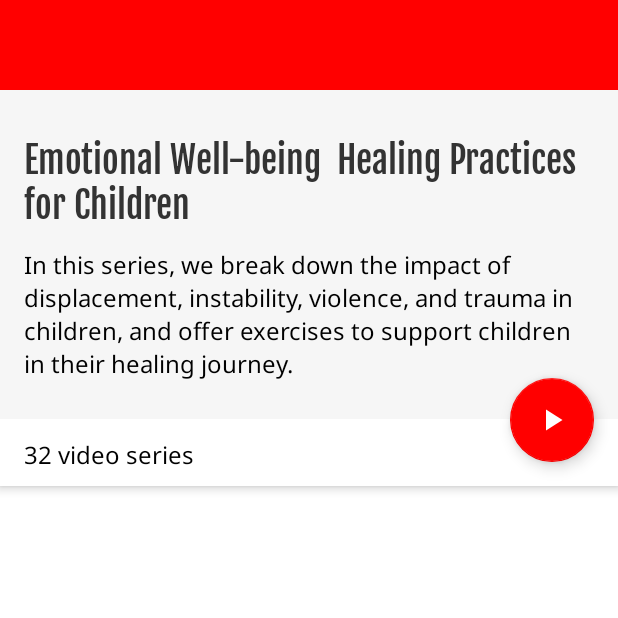
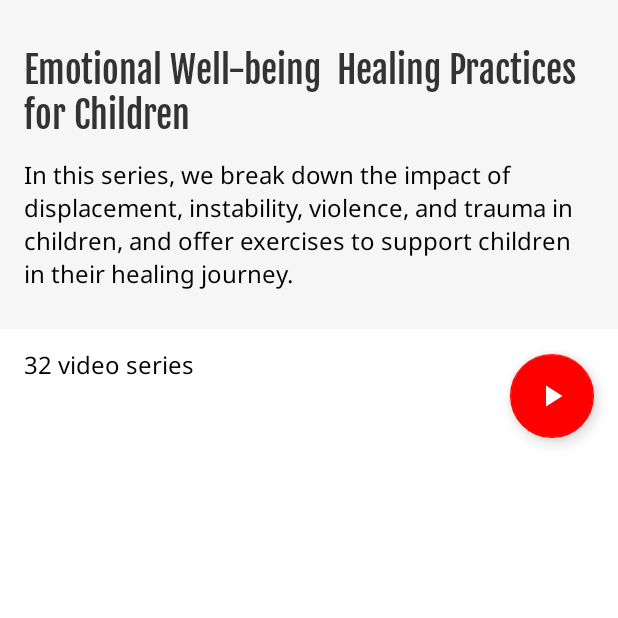
Before and after one commit to KurmanbekBegaliev/YouTube, an Android app: the DetailFragment screen opened through its navigation route, on a phone screen of 412 x 824 dp, the top half of it. Run offline under Robolectric (Android 15) with nearby library versions, the phone set to English and light mode, and no system bars; 4 statements that could not run were skipped.

Commit message:
Desctop commit #2

```diff
--- a/app/src/main/java/com/example/youtube/ui/detail/DetailFragment.kt
+++ b/app/src/main/java/com/example/youtube/ui/detail/DetailFragment.kt
@@ -4,10 +4,17 @@ import android.util.Log
 import android.view.LayoutInflater
 import android.view.ViewGroup
 import androidx.lifecycle.ViewModelProvider
+import androidx.recyclerview.widget.LinearLayoutManager
+import androidx.recyclerview.widget.RecyclerView
+import com.example.youtube.R
 import com.example.youtube.base.BaseFragment
 import com.example.youtube.databinding.FragmentDetailBinding
+import com.example.youtube.model.custom.PlaylistItem
 
 class DetailFragment : BaseFragment<FragmentDetailBinding, DetailViewModel>() {
+
+    private lateinit var detailsAdapter: DetailsAdapter
+
     override val viewModel: DetailViewModel by lazy {
         ViewModelProvider(this)[DetailViewModel::class.java]
     }
@@ -20,7 +27,20 @@ class DetailFragment : BaseFragment<FragmentDetailBinding, DetailViewModel>() {
     }
 
     override fun initViews() {
+        val item = arguments?.getSerializable("item") as PlaylistItem
+        binding.apply {
+            tvPlaylistItemTitle.text = item.title.toString()
+            tvPlaylistItemDescription.text = item.des.toString()
+            tvPlaylistItemVideoCount.text = requireContext().getString(R.string.video_count, item.vCount.toString())
+        }
 
+
+
+        detailsAdapter = DetailsAdapter()
+        binding.rvDetails.apply {
+            this.adapter = detailsAdapter
+            this.layoutManager = LinearLayoutManager(requireContext(), RecyclerView.VERTICAL, false)
+        }
     }
 
     override fun initListeners() {
@@ -30,7 +50,8 @@ class DetailFragment : BaseFragment<FragmentDetailBinding, DetailViewModel>() {
         val id = arguments?.getString("id")
         if (id != null) {
             viewModel.getPlaylistItems(id).observe(viewLifecycleOwner) {
-                Log.e("TAG", "initObservers: $it", )
+                detailsAdapter.addData(it.items ?: emptyList())
+                Log.e("TAG", "initObservers: $it")
             }
         }
     }
--- a/app/src/main/java/com/example/youtube/ui/playlist/PlaylistFragment.kt
+++ b/app/src/main/java/com/example/youtube/ui/playlist/PlaylistFragment.kt
@@ -14,6 +14,8 @@ import com.example.youtube.R
 import com.example.youtube.base.BaseFragment
 import com.example.youtube.base.BaseViewModel
 import com.example.youtube.databinding.FragmentPlaylistBinding
+import com.example.youtube.model.Item
+import com.example.youtube.model.custom.PlaylistItem
 
 class PlaylistFragment : BaseFragment<FragmentPlaylistBinding, PlaylistViewModel>() {
     override val viewModel: PlaylistViewModel by lazy {
@@ -47,8 +49,8 @@ class PlaylistFragment : BaseFragment<FragmentPlaylistBinding, PlaylistViewModel
         }
     }
 
-    private fun onItemClick(id: String) {
-        findNavController().navigate(R.id.detailFragment, bundleOf("id" to id))
+    private fun onItemClick(id: String, item: PlaylistItem) {
+        findNavController().navigate(R.id.detailFragment, bundleOf("id" to id, "item" to item))
     }
 
 }
--- a/app/src/main/res/layout/fragment_detail.xml
+++ b/app/src/main/res/layout/fragment_detail.xml
@@ -7,24 +7,24 @@
     tools:context=".ui.detail.DetailFragment">
 
     <com.google.android.material.appbar.AppBarLayout
+        android:id="@+id/main.appbar"
         android:layout_width="match_parent"
-        android:layout_height="wrap_content">
-
-        <Toolbar
-            android:layout_width="match_parent"
-            android:layout_height="60dp"/>
+        android:layout_height="wrap_content"
+        android:fitsSystemWindows="true">
 
         <com.google.android.material.appbar.CollapsingToolbarLayout
             android:layout_width="match_parent"
             android:layout_height="wrap_content"
             android:background="@color/white"
-            app:layout_scrollFlags="scroll">
+            android:fitsSystemWindows="true"
+            app:contentScrim="?attr/colorPrimary"
+            app:scrimVisibleHeightTrigger="?attr/actionBarSize"
+            app:layout_scrollFlags="scroll|snap|exitUntilCollapsed">
 
             <androidx.constraintlayout.widget.ConstraintLayout
                 android:layout_width="match_parent"
                 android:layout_height="match_parent"
-                android:orientation="vertical"
-                >
+                app:layout_collapseMode="parallax">
 
 
                 <TextView
@@ -44,15 +44,16 @@
                     android:id="@+id/tv_playlist_item_description"
                     android:layout_width="match_parent"
                     android:layout_height="wrap_content"
+                    android:background="@color/dark_white"
+                    android:fontFamily="@font/noto_sans_regular"
+                    android:paddingHorizontal="@dimen/page_margin"
                     android:paddingTop="8dp"
-                    android:paddingHorizontal="@dimen/page_margin"
                     android:paddingBottom="24dp"
+                    android:text="In this series, we break down the impact of displacement, instability, violence, and trauma in children, and offer exercises to support children in their healing journey. "
+                    android:textColor="@color/black"
                     android:textSize="@dimen/medium_text_size"
-                    android:text="In this series, we break down the impact of displacement, instability, violence, and trauma in children, and offer exercises to support children in their healing journey. "
-                    android:fontFamily="@font/noto_sans_regular"
-                    android:textColor="@color/black"
-                    android:background="@color/dark_white"
-                    app:layout_constraintTop_toBottomOf="@+id/tv_playlist_item_title"/>
+                    app:layout_constraintTop_toBottomOf="@+id/tv_playlist_item_title"
+                    tools:layout_editor_absoluteX="0dp" />
 
                 <TextView
                     android:id="@+id/tv_playlist_item_video_count"
@@ -69,16 +70,6 @@
                     app:layout_constraintBottom_toBottomOf="parent"
                     />
 
-                <com.google.android.material.floatingactionbutton.FloatingActionButton
-                    android:layout_width="wrap_content"
-                    android:layout_height="wrap_content"
-                    android:src="@drawable/baseline_play_arrow_24"
-                    android:layout_margin="@dimen/page_margin"
-                    app:layout_constraintBottom_toBottomOf="parent"
-                    app:layout_constraintEnd_toEndOf="parent"/>
-
-
-
             </androidx.constraintlayout.widget.ConstraintLayout>
 
         </com.google.android.material.appbar.CollapsingToolbarLayout>
@@ -91,6 +82,7 @@
         app:layout_behavior="@string/appbar_scrolling_view_behavior">
 
         <androidx.recyclerview.widget.RecyclerView
+            android:id="@+id/rv_details"
             android:layout_width="match_parent"
             android:layout_height="match_parent"
             app:layoutManager="androidx.recyclerview.widget.LinearLayoutManager"
@@ -98,4 +90,14 @@
 
     </androidx.core.widget.NestedScrollView>
 
+    <com.google.android.material.floatingactionbutton.FloatingActionButton
+        android:id="@+id/fab_play"
+        android:layout_width="wrap_content"
+        android:layout_height="wrap_content"
+        android:src="@drawable/baseline_play_arrow_24"
+        android:layout_margin="@dimen/page_margin"
+        android:contentDescription="TODO"
+        app:layout_anchor="@id/main.appbar"
+        app:layout_anchorGravity="bottom|right"/>
+
 </androidx.coordinatorlayout.widget.CoordinatorLayout>
```
Also changed, not shown: app/src/main/java/com/example/youtube/model/custom/PlaylistItem.kt (added, +7 -0 lines), app/src/main/java/com/example/youtube/ui/detail/DetailsAdapter.kt (added, +45 -0 lines), app/src/main/java/com/example/youtube/ui/playlist/PlaylistAdapter.kt (+25 -9 lines), app/src/main/res/layout/item_details.xml (added, +56 -0 lines).
